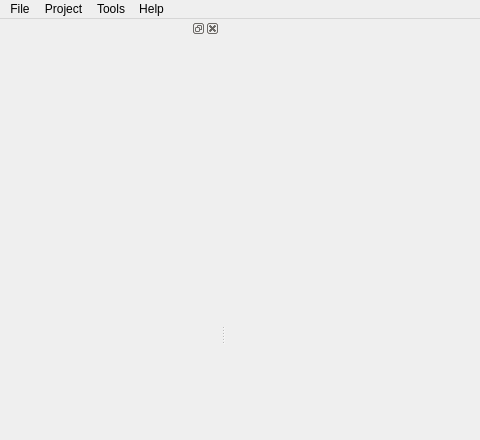
This is logan.ui in ratelware/logan as Qt 5 draws it before an edit; both pictures show x 0 to 480 and y 0 to 440 of the 815 by 670 pixel window. The edited form follows.
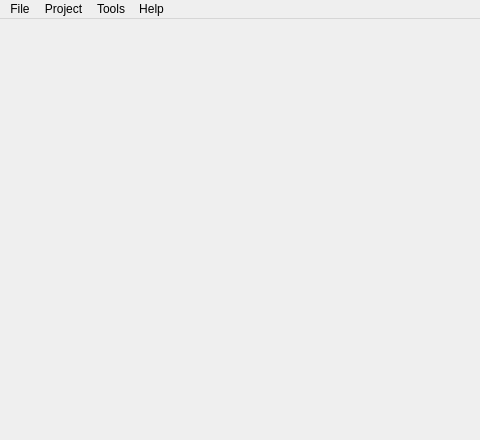
This is the edited form. Custom widgets are drawn as their Qt base class.

```diff
--- a/logan.ui
+++ b/logan.ui
@@ -72,31 +72,6 @@
    <addaction name="menuHelp"/>
   </widget>
   <widget class="QStatusBar" name="statusbar"/>
-  <widget class="BookmarksView" name="bookmarks">
-   <property name="sizePolicy">
-    <sizepolicy hsizetype="Preferred" vsizetype="Expanding">
-     <horstretch>0</horstretch>
-     <verstretch>0</verstretch>
-    </sizepolicy>
-   </property>
-   <property name="minimumSize">
-    <size>
-     <width>220</width>
-     <height>38</height>
-    </size>
-   </property>
-   <attribute name="dockWidgetArea">
-    <number>1</number>
-   </attribute>
-   <widget class="QWidget" name="dockWidgetContents">
-    <property name="minimumSize">
-     <size>
-      <width>160</width>
-      <height>0</height>
-     </size>
-    </property>
-   </widget>
-  </widget>
   <action name="actionOpen">
    <property name="text">
     <string>Open</string>
@@ -105,9 +80,9 @@
  </widget>
  <customwidgets>
   <customwidget>
-   <class>BookmarksView</class>
-   <extends>QDockWidget</extends>
-   <header>bookmarksview.h</header>
+   <class>RootLogfileDisplay</class>
+   <extends>QWidget</extends>
+   <header>rootlogfiledisplay.h</header>
    <container>1</container>
   </customwidget>
  </customwidgets>
```
Left out of the diff: 2 changed lines with no effect on the pictures.
